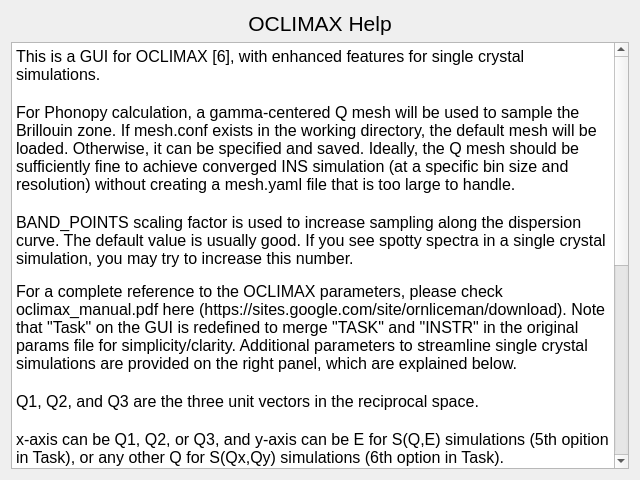
The window that gui/help_oclimax.ui (neutrons/inspired) describes before a commit, drawn with Qt 5.
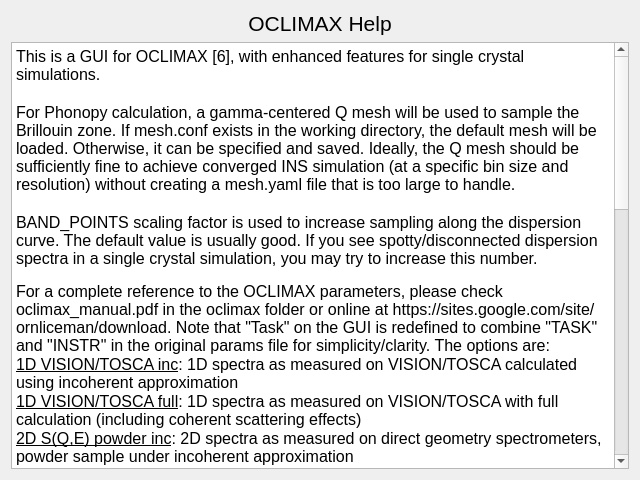
The same window after the commit.

Diff of the .ui file:
```diff
--- a/gui/help_oclimax.ui
+++ b/gui/help_oclimax.ui
@@ -35,17 +35,26 @@
 &lt;p style=&quot;-qt-paragraph-type:empty; margin-top:0px; margin-bottom:0px; margin-left:0px; margin-right:0px; -qt-block-indent:0; text-indent:0px; font-size:12pt;&quot;&gt;&lt;br /&gt;&lt;/p&gt;
 &lt;p style=&quot; margin-top:0px; margin-bottom:0px; margin-left:0px; margin-right:0px; -qt-block-indent:0; text-indent:0px;&quot;&gt;&lt;span style=&quot; font-size:12pt;&quot;&gt;For Phonopy calculation, a gamma-centered Q mesh will be used to sample the Brillouin zone. If mesh.conf exists in the working directory, the default mesh will be loaded. Otherwise, it can be specified and saved. Ideally, the Q mesh should be sufficiently fine to achieve converged INS simulation (at a specific bin size and resolution) without creating a mesh.yaml file that is too large to handle.&lt;/span&gt;&lt;/p&gt;
 &lt;p style=&quot;-qt-paragraph-type:empty; margin-top:0px; margin-bottom:0px; margin-left:0px; margin-right:0px; -qt-block-indent:0; text-indent:0px; font-size:12pt;&quot;&gt;&lt;br /&gt;&lt;/p&gt;
-&lt;p style=&quot; margin-top:0px; margin-bottom:0px; margin-left:0px; margin-right:0px; -qt-block-indent:0; text-indent:0px;&quot;&gt;&lt;span style=&quot; font-size:12pt;&quot;&gt;BAND_POINTS scaling factor is used to increase sampling along the dispersion curve. The default value is usually good. If you see spotty spectra in a single crystal simulation, you may try to increase this number.&lt;/span&gt;&lt;/p&gt;
+&lt;p style=&quot; margin-top:0px; margin-bottom:0px; margin-left:0px; margin-right:0px; -qt-block-indent:0; text-indent:0px;&quot;&gt;&lt;span style=&quot; font-size:12pt;&quot;&gt;BAND_POINTS scaling factor is used to increase sampling along the dispersion curve. The default value is usually good. If you see spotty/disconnected dispersion spectra in a single crystal simulation, you may try to increase this number.&lt;/span&gt;&lt;/p&gt;
 &lt;p style=&quot;-qt-paragraph-type:empty; margin-top:0px; margin-bottom:0px; margin-left:0px; margin-right:0px; -qt-block-indent:0; text-indent:0px;&quot;&gt;&lt;br /&gt;&lt;/p&gt;
-&lt;p style=&quot; margin-top:0px; margin-bottom:0px; margin-left:0px; margin-right:0px; -qt-block-indent:0; text-indent:0px;&quot;&gt;&lt;span style=&quot; font-size:12pt;&quot;&gt;For a complete reference to the OCLIMAX parameters, please check oclimax_manual.pdf here (https://sites.google.com/site/ornliceman/download). Note that &amp;quot;Task&amp;quot; on the GUI is redefined to merge &amp;quot;TASK&amp;quot; and &amp;quot;INSTR&amp;quot; in the original params file for simplicity/clarity. Additional parameters to streamline single crystal simulations are provided on the right panel, which are explained below.&lt;/span&gt;&lt;/p&gt;
+&lt;p style=&quot; margin-top:0px; margin-bottom:0px; margin-left:0px; margin-right:0px; -qt-block-indent:0; text-indent:0px;&quot;&gt;&lt;span style=&quot; font-size:12pt;&quot;&gt;For a complete reference to the OCLIMAX parameters, please check oclimax_manual.pdf in the oclimax folder or online at https://sites.google.com/site/ornliceman/download. Note that &amp;quot;Task&amp;quot; on the GUI is redefined to combine &amp;quot;TASK&amp;quot; and &amp;quot;INSTR&amp;quot; in the original params file for simplicity/clarity. The options are:&lt;/span&gt;&lt;/p&gt;
+&lt;p style=&quot; margin-top:0px; margin-bottom:0px; margin-left:0px; margin-right:0px; -qt-block-indent:0; text-indent:0px;&quot;&gt;&lt;span style=&quot; font-size:12pt; text-decoration: underline;&quot;&gt;1D VISION/TOSCA inc&lt;/span&gt;&lt;span style=&quot; font-size:12pt;&quot;&gt;: 1D spectra as measured on VISION/TOSCA calculated using incoherent approximation&lt;/span&gt;&lt;/p&gt;
+&lt;p style=&quot; margin-top:0px; margin-bottom:0px; margin-left:0px; margin-right:0px; -qt-block-indent:0; text-indent:0px;&quot;&gt;&lt;span style=&quot; font-size:12pt; text-decoration: underline;&quot;&gt;1D VISION/TOSCA full&lt;/span&gt;&lt;span style=&quot; font-size:12pt;&quot;&gt;: 1D spectra as measured on VISION/TOSCA with full calculation (including coherent scattering effects)&lt;/span&gt;&lt;/p&gt;
+&lt;p style=&quot; margin-top:0px; margin-bottom:0px; margin-left:0px; margin-right:0px; -qt-block-indent:0; text-indent:0px;&quot;&gt;&lt;span style=&quot; font-size:12pt; text-decoration: underline;&quot;&gt;2D S(Q,E) powder inc&lt;/span&gt;&lt;span style=&quot; font-size:12pt;&quot;&gt;: 2D spectra as measured on direct geometry spectrometers, powder sample under incoherent approximation&lt;/span&gt;&lt;/p&gt;
+&lt;p style=&quot; margin-top:0px; margin-bottom:0px; margin-left:0px; margin-right:0px; -qt-block-indent:0; text-indent:0px;&quot;&gt;&lt;span style=&quot; font-size:12pt; text-decoration: underline;&quot;&gt;2D S(Q,E) powder full&lt;/span&gt;&lt;span style=&quot; font-size:12pt;&quot;&gt;: 2D spectra as measured on direct geometry spectrometers, powder sample with full calculation (including coherent scattering effects)&lt;/span&gt;&lt;/p&gt;
+&lt;p style=&quot; margin-top:0px; margin-bottom:0px; margin-left:0px; margin-right:0px; -qt-block-indent:0; text-indent:0px;&quot;&gt;&lt;span style=&quot; font-size:12pt; text-decoration: underline;&quot;&gt;2D S(Q,E) single crystal&lt;/span&gt;&lt;span style=&quot; font-size:12pt;&quot;&gt;: 2D [&lt;/span&gt;&lt;span style=&quot; font-size:12pt; font-weight:700;&quot;&gt;Q&lt;/span&gt;&lt;span style=&quot; font-size:12pt;&quot;&gt;,E] spectra as measured on direct geometry spectrometers, single crystal coherent scattering&lt;/span&gt;&lt;/p&gt;
+&lt;p style=&quot; margin-top:0px; margin-bottom:0px; margin-left:0px; margin-right:0px; -qt-block-indent:0; text-indent:0px;&quot;&gt;&lt;span style=&quot; font-size:12pt; text-decoration: underline;&quot;&gt;2D S(Q,Q) single crystal&lt;/span&gt;&lt;span style=&quot; font-size:12pt;&quot;&gt;: 2D [&lt;/span&gt;&lt;span style=&quot; font-size:12pt; font-weight:700;&quot;&gt;Qx&lt;/span&gt;&lt;span style=&quot; font-size:12pt;&quot;&gt;,&lt;/span&gt;&lt;span style=&quot; font-size:12pt; font-weight:700;&quot;&gt;Qy&lt;/span&gt;&lt;span style=&quot; font-size:12pt;&quot;&gt;] spectra as measured on direct geometry spectrometers, single crystal coherent scattering&lt;/span&gt;&lt;/p&gt;
+&lt;p style=&quot; margin-top:0px; margin-bottom:0px; margin-left:0px; margin-right:0px; -qt-block-indent:0; text-indent:0px;&quot;&gt;&lt;span style=&quot; font-size:12pt; text-decoration: underline;&quot;&gt;Others (defined in params file)&lt;/span&gt;&lt;span style=&quot; font-size:12pt;&quot;&gt;: Other less common options can be edited manually in the params file. See oclimax_manual for more information.&lt;/span&gt;&lt;/p&gt;
+&lt;p style=&quot;-qt-paragraph-type:empty; margin-top:0px; margin-bottom:0px; margin-left:0px; margin-right:0px; -qt-block-indent:0; text-indent:0px; font-size:12pt;&quot;&gt;&lt;br /&gt;&lt;/p&gt;
+&lt;p style=&quot; margin-top:0px; margin-bottom:0px; margin-left:0px; margin-right:0px; -qt-block-indent:0; text-indent:0px;&quot;&gt;&lt;span style=&quot; font-size:12pt;&quot;&gt;Additional parameters to streamline single crystal simulations are provided on the right panel, which are explained below.&lt;/span&gt;&lt;/p&gt;
 &lt;p style=&quot;-qt-paragraph-type:empty; margin-top:0px; margin-bottom:0px; margin-left:0px; margin-right:0px; -qt-block-indent:0; text-indent:0px; font-size:12pt;&quot;&gt;&lt;br /&gt;&lt;/p&gt;
 &lt;p style=&quot; margin-top:0px; margin-bottom:0px; margin-left:0px; margin-right:0px; -qt-block-indent:0; text-indent:0px;&quot;&gt;&lt;span style=&quot; font-size:12pt;&quot;&gt;Q1, Q2, and Q3 are the three unit vectors in the reciprocal space.&lt;/span&gt;&lt;/p&gt;
 &lt;p style=&quot;-qt-paragraph-type:empty; margin-top:0px; margin-bottom:0px; margin-left:0px; margin-right:0px; -qt-block-indent:0; text-indent:0px; font-size:12pt;&quot;&gt;&lt;br /&gt;&lt;/p&gt;
 &lt;p style=&quot; margin-top:0px; margin-bottom:0px; margin-left:0px; margin-right:0px; -qt-block-indent:0; text-indent:0px;&quot;&gt;&lt;span style=&quot; font-size:12pt;&quot;&gt;x-axis can be Q1, Q2, or Q3, and y-axis can be E for S(Q,E) simulations (5th opition in Task), or any other Q for S(Qx,Qy) simulations (6th option in Task).&lt;/span&gt;&lt;/p&gt;
 &lt;p style=&quot;-qt-paragraph-type:empty; margin-top:0px; margin-bottom:0px; margin-left:0px; margin-right:0px; -qt-block-indent:0; text-indent:0px; font-size:12pt;&quot;&gt;&lt;br /&gt;&lt;/p&gt;
-&lt;p style=&quot; margin-top:0px; margin-bottom:0px; margin-left:0px; margin-right:0px; -qt-block-indent:0; text-indent:0px;&quot;&gt;&lt;span style=&quot; font-size:12pt;&quot;&gt;Q_bin and E_bin should be set according to the Task and x/y-axis. For example, if Q1 is chosen for x-axis, then the three numbers in Q1_bin define x-axis as [Qmin, Qstep, Qmax]. If E is chosen for y-axis, the three numbers in E_bin define y-axis as [Emin, Estep, Emax]. In this case, Q2 and Q3 are not associated with any axis, and they are to be integrated over the specified ranges. The integration can also be defined by three numbers [Qmin, Qstep, Qmax], where Qmin and Qmax define the range of integration, and Qstep is the sampling interval that determines how many samples should be calculated in this range.  For example, the default values [-0.05, 0.05, 0.05] mean that Q2 and Q3 will be integrated within -0.05 and +0.05, with three sampling slices calculated at -0.05, 0.0, +0.05 each (thus nine samples in total for the combination of Q2 and Q3).&lt;/span&gt;&lt;/p&gt;
+&lt;p style=&quot; margin-top:0px; margin-bottom:0px; margin-left:0px; margin-right:0px; -qt-block-indent:0; text-indent:0px;&quot;&gt;&lt;span style=&quot; font-size:12pt;&quot;&gt;Q_bin and E_bin should be set according to the Task and x/y-axis. For example, if Q1 is chosen for x-axis, then the three numbers in Q1_bin define x-axis as [Qmin, Qstep, Qmax]. If E is chosen for y-axis, the three numbers in E_bin define y-axis as [Emin, Estep, Emax]. In this case, Q2 and Q3 are not associated with any axis, and they are to be (numerically) integrated over the specified ranges. The integration can also be described by three numbers [Qmin, Qstep, Qmax], where Qmin and Qmax define the range of integration, and Qstep is the sampling interval that determines how many samples should be calculated in this range.  For example, the default values [-0.05, 0.05, 0.05] mean that Q2 and Q3 will be integrated within -0.05 and +0.05, with three sampling slices calculated at -0.05, 0.0, +0.05 each (thus nine samples in total for the combination of Q2 and Q3).&lt;/span&gt;&lt;/p&gt;
 &lt;p style=&quot;-qt-paragraph-type:empty; margin-top:0px; margin-bottom:0px; margin-left:0px; margin-right:0px; -qt-block-indent:0; text-indent:0px; font-size:12pt;&quot;&gt;&lt;br /&gt;&lt;/p&gt;
-&lt;p style=&quot; margin-top:0px; margin-bottom:0px; margin-left:0px; margin-right:0px; -qt-block-indent:0; text-indent:0px;&quot;&gt;&lt;span style=&quot; font-size:12pt;&quot;&gt;Parameters can be either edited in the GUI, or loaded from a *.params file. The modified parameters in the GUI should be saved to a *.params file before proceeding to the simulation. This GUI only provides access to the most commonly used parameters. Additional parameters not in the GUI will have to be changed directly in the *.params file. The default file name is oclimax.params, but it is recommended to save the file in a unique name (with keywords describing the simulation) so that it is not accidentally overwritten and you can quickly reproduce the simulation in the future.&lt;/span&gt;&lt;/p&gt;&lt;/body&gt;&lt;/html&gt;</string>
+&lt;p style=&quot; margin-top:0px; margin-bottom:0px; margin-left:0px; margin-right:0px; -qt-block-indent:0; text-indent:0px;&quot;&gt;&lt;span style=&quot; font-size:12pt;&quot;&gt;Parameters can be either edited in the GUI, or loaded from a *.params file. The modified parameters in the GUI should be saved to a *.params file to take effect. This GUI only provides access to the most commonly used parameters. Additional parameters not in the GUI will have to be changed directly in the *.params file before running the INS simulation. The default file name is oclimax.params, but it is recommended to save the file in a unique name (with keywords describing the simulation) so that it is not accidentally overwritten and you can quickly reproduce the simulation in the future.&lt;/span&gt;&lt;/p&gt;&lt;/body&gt;&lt;/html&gt;</string>
      </property>
     </widget>
    </item>
```
